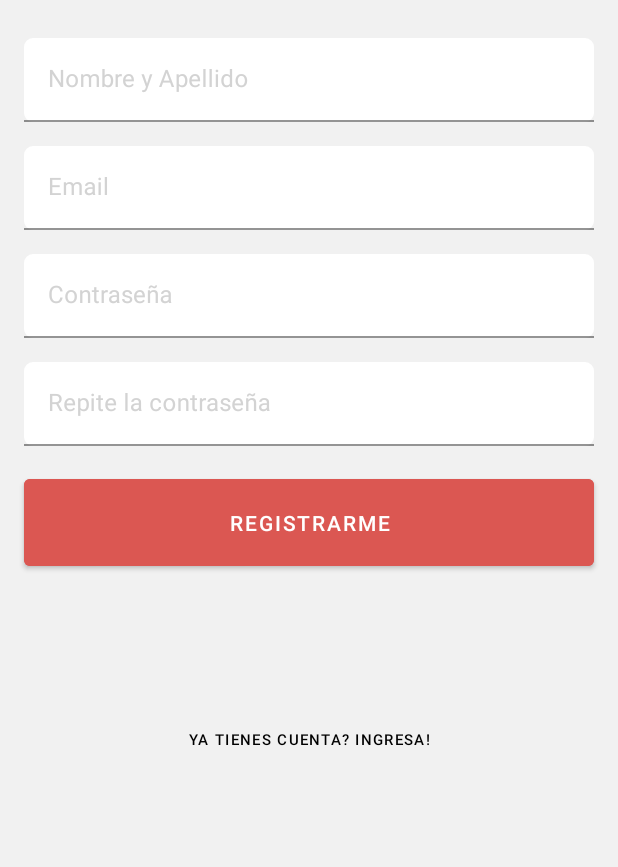
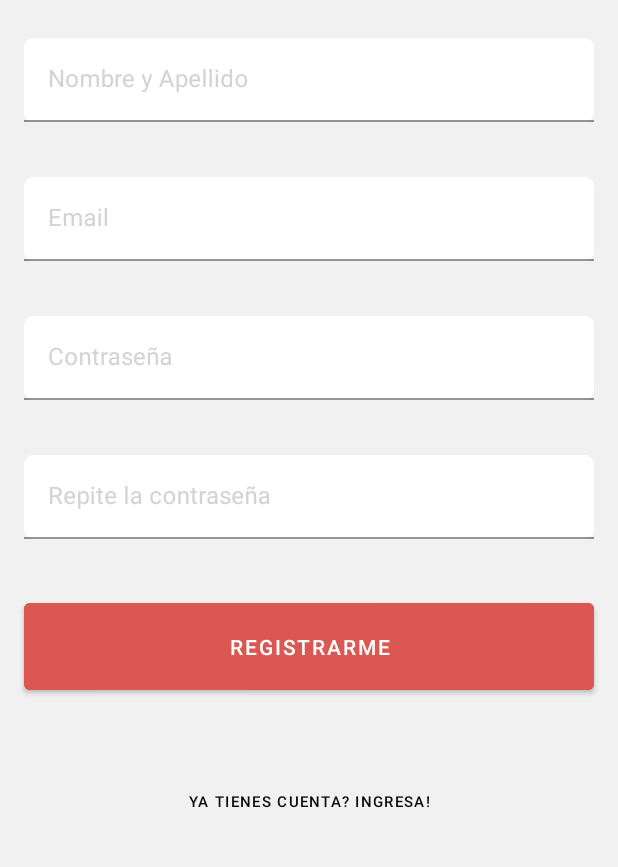
Before and after one commit to Eduurzua/GrupoUnoCasoONG, an Android app: the FragmentSignUp screen opened through its navigation route, after a tap on "REGISTRARME", on a phone screen of 412 x 824 dp, the part 338-1205 px from its top. Run offline under Robolectric (Android 15) with nearby library versions, the phone set to English and light mode, and no system bars; 1 statement that could not run was skipped.

```diff
--- a/app/src/main/AndroidManifest.xml
+++ b/app/src/main/AndroidManifest.xml
@@ -18,7 +18,8 @@
         tools:targetApi="31">
         <activity
             android:name=".Activity.MainActivity"
-            android:exported="true">
+            android:exported="true"
+            android:theme="@style/Theme.OngSomosMas.Splash">
             <intent-filter>
                 <action android:name="android.intent.action.MAIN" />
 
@@ -26,5 +27,4 @@
             </intent-filter>
         </activity>
     </application>
-
 </manifest>
--- a/app/src/main/java/com/example/ongsomosmas/Activity/MainActivity.kt
+++ b/app/src/main/java/com/example/ongsomosmas/Activity/MainActivity.kt
@@ -6,6 +6,8 @@ import com.example.ongsomosmas.R
 
 class MainActivity : AppCompatActivity() {
     override fun onCreate(savedInstanceState: Bundle?) {
+        setTheme(R.style.Theme_OngSomosMas)
+        Thread.sleep(1000)
         super.onCreate(savedInstanceState)
         setContentView(R.layout.activity_main)
     }
--- a/app/src/main/java/com/example/ongsomosmas/Fragment/FragmentLogin.kt
+++ b/app/src/main/java/com/example/ongsomosmas/Fragment/FragmentLogin.kt
@@ -57,7 +57,6 @@ class FragmentLogin : Fragment() {
                             childFragmentManager,
                             DialogFragment.TAG
                         )
-                        viewModel.clearTextLogin()
                     }
                 }
             } else {
--- a/app/src/main/java/com/example/ongsomosmas/Fragment/FragmentSignUp.kt
+++ b/app/src/main/java/com/example/ongsomosmas/Fragment/FragmentSignUp.kt
@@ -1,17 +1,19 @@
 package com.example.ongsomosmas.Fragment
 
 import android.os.Bundle
+import android.text.Editable
+import android.text.TextWatcher
 import android.view.LayoutInflater
 import android.view.View
 import android.view.ViewGroup
-import android.widget.Toast
 import androidx.activity.addCallback
-import androidx.activity.viewModels
+import androidx.core.widget.addTextChangedListener
 import androidx.fragment.app.Fragment
 import androidx.fragment.app.viewModels
 import androidx.navigation.fragment.findNavController
 import com.example.ongsomosmas.Model.Register
 import com.example.ongsomosmas.R
+import com.example.ongsomosmas.databinding.ActivityLoginBinding
 import com.example.ongsomosmas.databinding.ActivitySignUpBinding
 import com.example.ongsomosmas.views.MainViewModel
 import com.example.ongsomosmas.views.VideModelFactory
@@ -28,25 +30,135 @@ class FragmentSignUp : Fragment() {
         val fragmentContext = container?.context
 
         requireActivity().onBackPressedDispatcher.addCallback(viewLifecycleOwner) {
-            // findNavController().popBackStack()
+            findNavController().navigateUp()
+        }
+
+        binding.btRedirectLogin.setOnClickListener {
             findNavController().navigateUp()
         }
 
         binding.btRegisterButton.setOnClickListener {
 
-            viewModel.registerUser(Register(binding.tiNameLastname.editText?.text.toString(),binding.tiEmail.editText?.text.toString(),binding.tiPassword.editText?.text.toString()))
+            viewModel.registerUser(
+                Register(
+                    binding.tiNameLastname.editText?.text.toString(),
+                    binding.tiEmail.editText?.text.toString(),
+                    binding.tiPassword.editText?.text.toString()
+                )
+            )
 
             viewModel.success.observe(viewLifecycleOwner) { response ->
-                //TO DO
+                //Hacer algo
             }
             viewModel.error.observe(viewLifecycleOwner) { response ->
                 if (response != null) {
-                    DialogFragment(getString(R.string.bodyError),fragmentContext).show(childFragmentManager, DialogFragment.TAG)
-                    viewModel.clearTextSignUp()
+                    DialogFragment(getString(R.string.bodyError), fragmentContext).show(
+                        childFragmentManager,
+                        DialogFragment.TAG
+                    )
+                    clearTextSignUp()
+                    alertError()
                 }
             }
+
+            binding.tiNameLastname.editText?.addTextChangedListener(object : TextWatcher {
+                override fun beforeTextChanged(
+                    s: CharSequence?,
+                    start: Int,
+                    count: Int,
+                    after: Int
+                ) {
+
+                }
+
+                override fun onTextChanged(s: CharSequence?, start: Int, before: Int, count: Int) {
+                }
+
+                override fun afterTextChanged(s: Editable?) {
+
+                    binding.tiNameLastname.error = ""
+
+                }
+
+            })
+            binding.tiEmail.editText?.addTextChangedListener(object : TextWatcher {
+                override fun beforeTextChanged(
+                    s: CharSequence?,
+                    start: Int,
+                    count: Int,
+                    after: Int
+                ) {
+
+                }
+
+                override fun onTextChanged(s: CharSequence?, start: Int, before: Int, count: Int) {
+                }
+
+                override fun afterTextChanged(s: Editable?) {
+
+                    binding.tiEmail.error = ""
+
+                }
+
+            })
+            binding.tiPassword.editText?.addTextChangedListener(object : TextWatcher {
+                override fun beforeTextChanged(
+                    s: CharSequence?,
+                    start: Int,
+                    count: Int,
+                    after: Int
+                ) {
+
+                }
+
+                override fun onTextChanged(s: CharSequence?, start: Int, before: Int, count: Int) {
+                }
+
+                override fun afterTextChanged(s: Editable?) {
+
+                    binding.tiPassword.error = ""
+
+                }
+
+            })
+            binding.tiRepeatPassword.editText?.addTextChangedListener(object : TextWatcher {
+                override fun beforeTextChanged(
+                    s: CharSequence?,
+                    start: Int,
+                    count: Int,
+                    after: Int
+                ) {
+
+                }
+
+                override fun onTextChanged(s: CharSequence?, start: Int, before: Int, count: Int) {
+                }
+
+                override fun afterTextChanged(s: Editable?) {
+
+                    binding.tiRepeatPassword.error = ""
+                }
+
+            })
+
+
         }
+
         return binding.root
     }
+        fun clearTextSignUp() {
+            binding.tiNameLastname.editText?.text?.clear()
+            binding.tiEmail.editText?.text?.clear()
+            binding.tiPassword.editText?.text?.clear()
+            binding.tiRepeatPassword.editText?.text?.clear()
+        }
+
+
+        fun alertError() {
+            binding.tiNameLastname.error = "Error Last Name"
+            binding.tiEmail.error = "Error Email"
+            binding.tiPassword.error = "Error Pass"
+            binding.tiRepeatPassword.error = "Error repeat Pass"
+        }
 
 }
--- a/app/src/main/java/com/example/ongsomosmas/views/MainViewModel.kt
+++ b/app/src/main/java/com/example/ongsomosmas/views/MainViewModel.kt
@@ -1,5 +1,7 @@
 package com.example.ongsomosmas.views
 
+import android.text.Editable
+import android.text.TextWatcher
 import androidx.lifecycle.MutableLiveData
 import androidx.lifecycle.ViewModel
 import com.example.ongsomosmas.Model.*
@@ -10,17 +12,20 @@ import com.example.ongsomosmas.Post.ResponseListener
 import com.example.ongsomosmas.databinding.ActivityLoginBinding
 import com.example.ongsomosmas.databinding.ActivitySignUpBinding
 
+
 class MainViewModel(
-    private val repository: Repository
+    private val repository: Repository,
+
 ): ViewModel() {
 
     private lateinit var bindingSignUp : ActivitySignUpBinding
     private lateinit var bindingLogin : ActivityLoginBinding
-    val success = MutableLiveData<Boolean>(false)
+    val success = MutableLiveData(false)
     val message = MutableLiveData<String>(null)
     val user = MutableLiveData<User>(null)
-    val token = MutableLiveData<String>(null)
     val error = MutableLiveData<Errors?>(null)
+    val changeText = MutableLiveData<Boolean>(false)
+
 
     fun registerUser(newRegister: Register) {
         repository.registerUser(newRegister,object: ResponseListener<UserRegister> {
@@ -31,7 +36,6 @@ class MainViewModel(
                 success.value = response.success
                 message.value = response.message
                 user.value = response.data.user
-                token.value = response.data.token
             }
 
             override fun onError(repositoryError: RepositoryError) {
@@ -52,7 +56,6 @@ class MainViewModel(
                 success.value = response.success
                 message.value = response.message
                 user.value = response.data.user
-                token.value = response.data.token
             }
 
             override fun onError(repositoryError: RepositoryError) {
@@ -64,16 +67,7 @@ class MainViewModel(
         })
     }
 
-    fun clearTextSignUp(){
-        bindingSignUp.tiPassword.editText?.text?.clear()
-        bindingSignUp.tiEmail.editText?.text?.clear()
-        bindingSignUp.tiPassword.editText?.text?.clear()
-        bindingSignUp.tiRepeatPassword.editText?.text?.clear()
-    }
 
-    fun clearTextLogin(){
-        bindingLogin.tiPassword.editText?.text?.clear()
-        bindingLogin.tiEmail.editText?.text?.clear()
-    }
+
 
 }
--- /dev/null
+++ b/app/src/main/res/drawable/splash_screen.xml
@@ -0,0 +1,10 @@
+<?xml version="1.0" encoding="utf-8"?>
+<layer-list xmlns:android="http://schemas.android.com/apk/res/android">
+    <item android:drawable="@color/white"/>
+
+    <item>
+        <bitmap
+            android:src="@drawable/logo_somos_mas"
+            android:gravity="center"/>
+    </item>
+</layer-list>
--- a/app/src/main/res/layout/activity_login.xml
+++ b/app/src/main/res/layout/activity_login.xml
@@ -57,6 +57,7 @@
 
     <Button
         android:id="@+id/btn_login"
+        android:maxLines="1"
         android:layout_width="328dp"
         android:layout_height="60dp"
         android:layout_marginHorizontal="16dp"
@@ -69,6 +70,7 @@
 
     <Button
         android:id="@+id/bt_sing_up"
+        android:maxLines="1"
         android:layout_width="wrap_content"
         android:layout_height="wrap_content"
         android:background="@android:color/transparent"
--- a/app/src/main/res/layout/activity_sign_up.xml
+++ b/app/src/main/res/layout/activity_sign_up.xml
@@ -20,6 +20,9 @@
 
     <com.google.android.material.textfield.TextInputLayout
         android:id="@+id/ti_name_lastname"
+        android:maxLines="1"
+        app:errorEnabled="true"
+        app:errorIconDrawable="@null"
         android:layout_width="match_parent"
         android:layout_height="wrap_content"
         android:layout_marginHorizontal="16dp"
@@ -37,6 +40,9 @@
 
     <com.google.android.material.textfield.TextInputLayout
         android:id="@+id/ti_email"
+        android:maxLines="1"
+        app:errorEnabled="true"
+        app:errorIconDrawable="@null"
         android:layout_width="match_parent"
         android:layout_height="wrap_content"
         android:layout_marginHorizontal="16dp"
@@ -54,6 +60,9 @@
 
     <com.google.android.material.textfield.TextInputLayout
         android:id="@+id/ti_password"
+        android:maxLines="1"
+        app:errorEnabled="true"
+        app:errorIconDrawable="@null"
         android:layout_width="match_parent"
         android:layout_height="wrap_content"
         android:layout_marginHorizontal="16dp"
@@ -71,6 +80,9 @@
 
     <com.google.android.material.textfield.TextInputLayout
         android:id="@+id/ti_repeat_password"
+        android:maxLines="1"
+        app:errorEnabled="true"
+        app:errorIconDrawable="@null"
         android:layout_width="match_parent"
         android:layout_height="wrap_content"
         android:layout_marginHorizontal="16dp"
--- a/app/src/main/res/values/themes.xml
+++ b/app/src/main/res/values/themes.xml
@@ -13,9 +13,9 @@
         <item name="android:statusBarColor" tools:targetApi="l">?attr/colorPrimaryVariant</item>
         <!-- Customize your theme here. -->
     </style>
-
-    <style name="Theme.OngSomosMas.NoActionBar">
+    <style name="Theme.OngSomosMas.Splash" parent="Theme.OngSomosMas">
         <item name="windowActionBar">false</item>
         <item name="windowNoTitle">true</item>
+        <item name="android:windowBackground">@drawable/splash_screen</item>
     </style>
 </resources>
```
